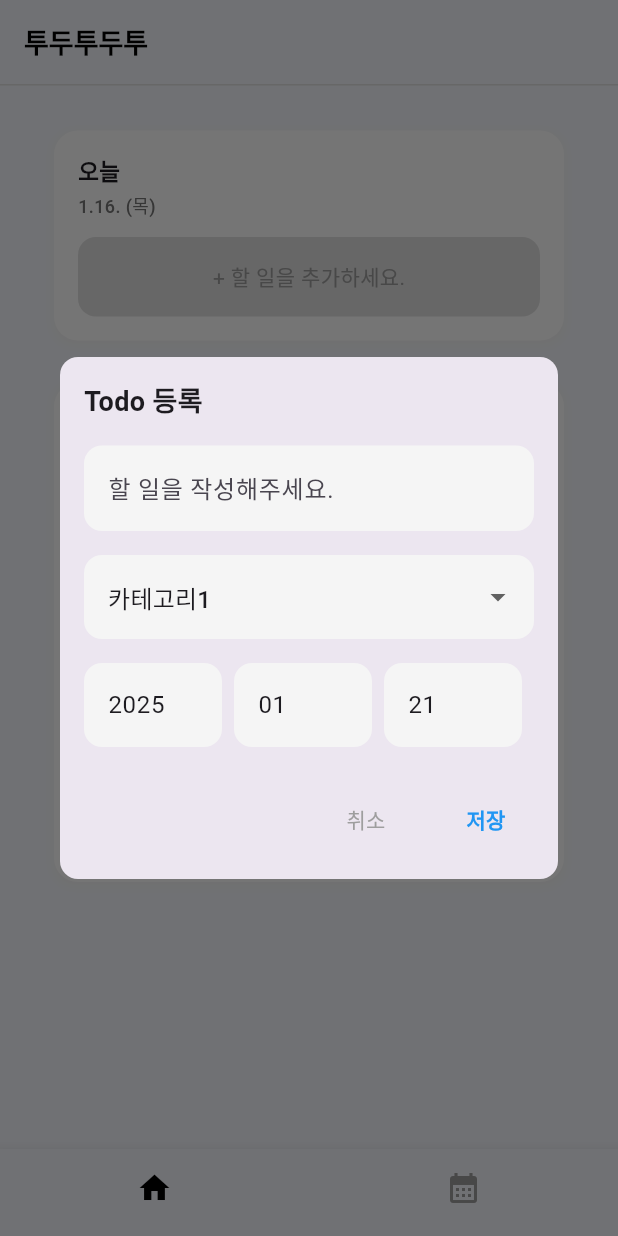
After one commit to Team-TodoTodoTo/frontend, a Flutter app: the screen it shows after launch, after a tap on "+ 할 일을 추가하세요.", on a phone screen of 412 x 824 dp. The commit adds this screen. Run offline on Flutter 3.47's test engine with Material 3 defaults, Android fonts, the phone set to English and light mode, and no system bars; our stand-ins replace get, table_calendar.

Commit message:
feat: todo 추가 모달 생성

```diff
--- a/lib/src/screens/todo/index.dart
+++ b/lib/src/screens/todo/index.dart
@@ -1,5 +1,6 @@
 import 'package:flutter/material.dart';
 import '../../widgets/section_container.dart';
+import '../../widgets/modal/add_todo.dart';
 
 class TodoIndex extends StatefulWidget {
   const TodoIndex({super.key});
@@ -18,6 +19,23 @@
     setState(() {
       tasks[index]['isChecked'] = !tasks[index]['isChecked'];
     });
+  }
+
+  void _showAddTaskModal() {
+    showDialog(
+      context: context,
+      builder: (context) => AddTodo(
+        onAdd: (title, category, date) {
+          setState(() {
+            tasks.add({
+              "title": title,
+              "subtitle": category,
+              "isChecked": false,
+            });
+          });
+        },
+      ),
+    );
   }
 
   @override
@@ -94,7 +112,14 @@
   }
 
   Widget _buildAddTaskButton() {
-    return Container(
+    return Material(
+      color: Colors.transparent, // 배경 투명 설정
+      child: InkWell(
+        onTap: _showAddTaskModal,
+        borderRadius: BorderRadius.circular(12), // 클릭 이펙트를 버튼 모양에 맞춤
+        splashColor: Colors.blue.shade200, // 클릭 시 물결 효과 색상
+        highlightColor: Colors.blue.shade50, // 클릭 시 강조 색상
+        child: Container(
           width: double.infinity,
           padding: const EdgeInsets.all(16),
           decoration: BoxDecoration(
@@ -104,6 +129,8 @@
           child: const Center(
             child: Text("+ 할 일을 추가하세요.", style: TextStyle(color: Colors.grey)),
           ),
+        ),
+      ),
     );
   }
 }
--- /dev/null
+++ b/lib/src/widgets/modal/add_todo.dart
@@ -0,0 +1,196 @@
+import 'package:flutter/material.dart';
+
+class AddTodo extends StatefulWidget {
+  final Function(String title, String category, String date) onAdd;
+
+  const AddTodo({
+    super.key,
+    required this.onAdd,
+  });
+
+  @override
+  State<AddTodo> createState() => _AddTodoState();
+}
+
+class _AddTodoState extends State<AddTodo> {
+  final TextEditingController _titleController = TextEditingController();
+  final TextEditingController _yearController =
+      TextEditingController(text: DateTime.now().year.toString());
+  final TextEditingController _monthController = TextEditingController(
+      text: DateTime.now().month.toString().padLeft(2, '0'));
+  final TextEditingController _dayController = TextEditingController(
+      text: DateTime.now().day.toString().padLeft(2, '0'));
+  String _selectedCategory = "카테고리1";
+
+  final List<String> _categories = ["카테고리1", "카테고리2", "카테고리3"];
+
+  void _incrementDate() {
+    int year = int.parse(_yearController.text);
+    int month = int.parse(_monthController.text);
+    int day = int.parse(_dayController.text);
+
+    final newDate = DateTime(year, month, day + 1);
+    _yearController.text = newDate.year.toString();
+    _monthController.text = newDate.month.toString().padLeft(2, '0');
+    _dayController.text = newDate.day.toString().padLeft(2, '0');
+  }
+
+  void _decrementDate() {
+    int year = int.parse(_yearController.text);
+    int month = int.parse(_monthController.text);
+    int day = int.parse(_dayController.text);
+
+    final newDate = DateTime(year, month, day - 1);
+    _yearController.text = newDate.year.toString();
+    _monthController.text = newDate.month.toString().padLeft(2, '0');
+    _dayController.text = newDate.day.toString().padLeft(2, '0');
+  }
+
+  void _submit() {
+    if (_titleController.text.isNotEmpty) {
+      final date =
+          "${_yearController.text} ${_monthController.text} ${_dayController.text}";
+      widget.onAdd(
+        _titleController.text,
+        _selectedCategory,
+        date,
+      );
+      Navigator.of(context).pop();
+    } else {
+      ScaffoldMessenger.of(context).showSnackBar(
+        const SnackBar(content: Text("할일 제목을 입력하세요!")),
+      );
+    }
+  }
+
+  @override
+  Widget build(BuildContext context) {
+    return Dialog(
+      shape: RoundedRectangleBorder(borderRadius: BorderRadius.circular(12)),
+      child: Padding(
+        padding: const EdgeInsets.all(16),
+        child: Column(
+          mainAxisSize: MainAxisSize.min,
+          crossAxisAlignment: CrossAxisAlignment.start,
+          children: [
+            const Text(
+              "Todo 등록",
+              style: TextStyle(fontSize: 18, fontWeight: FontWeight.bold),
+            ),
+            const SizedBox(height: 16),
+            TextField(
+              controller: _titleController,
+              decoration: InputDecoration(
+                hintText: "할 일을 작성해주세요.",
+                filled: true,
+                fillColor: Colors.grey.shade100,
+                border: OutlineInputBorder(
+                  borderRadius: BorderRadius.circular(12),
+                  borderSide: BorderSide.none,
+                ),
+              ),
+            ),
+            const SizedBox(height: 16),
+            DropdownButtonFormField<String>(
+              value: _selectedCategory,
+              items: _categories
+                  .map((category) => DropdownMenuItem(
+                        value: category,
+                        child: Text(category),
+                      ))
+                  .toList(),
+              onChanged: (value) {
+                setState(() {
+                  _selectedCategory = value!;
+                });
+              },
+              decoration: InputDecoration(
+                filled: true,
+                fillColor: Colors.grey.shade100,
+                border: OutlineInputBorder(
+                  borderRadius: BorderRadius.circular(12),
+                  borderSide: BorderSide.none,
+                ),
+              ),
+            ),
+            const SizedBox(height: 16),
+            Row(
+              children: [
+                Expanded(
+                  child: TextField(
+                    controller: _yearController,
+                    keyboardType: TextInputType.number,
+                    decoration: InputDecoration(
+                      hintText: "YYYY",
+                      filled: true,
+                      fillColor: Colors.grey.shade100,
+                      border: OutlineInputBorder(
+                        borderRadius: BorderRadius.circular(12),
+                        borderSide: BorderSide.none,
+                      ),
+                    ),
+                  ),
+                ),
+                const SizedBox(width: 8),
+                Expanded(
+                  child: TextField(
+                    controller: _monthController,
+                    keyboardType: TextInputType.number,
+                    decoration: InputDecoration(
+                      hintText: "MM",
+                      filled: true,
+                      fillColor: Colors.grey.shade100,
+                      border: OutlineInputBorder(
+                        borderRadius: BorderRadius.circular(12),
+                        borderSide: BorderSide.none,
+                      ),
+                    ),
+                  ),
+                ),
+                const SizedBox(width: 8),
+                Expanded(
+                  child: TextField(
+                    controller: _dayController,
+                    keyboardType: TextInputType.number,
+                    decoration: InputDecoration(
+                      hintText: "DD",
+                      filled: true,
+                      fillColor: Colors.grey.shade100,
+                      border: OutlineInputBorder(
+                        borderRadius: BorderRadius.circular(12),
+                        borderSide: BorderSide.none,
+                      ),
+                    ),
+                  ),
+                ),
+                const SizedBox(width: 8),
+              ],
+            ),
+            const SizedBox(height: 24),
+            Row(
+              mainAxisAlignment: MainAxisAlignment.end,
+              children: [
+                TextButton(
+                  onPressed: () => Navigator.of(context).pop(),
+                  child: const Text(
+                    "취소",
+                    style: TextStyle(color: Colors.grey),
+                  ),
+                ),
+                const SizedBox(width: 16),
+                TextButton(
+                  onPressed: _submit,
+                  child: const Text(
+                    "저장",
+                    style: TextStyle(
+                        color: Colors.blue, fontWeight: FontWeight.bold),
+                  ),
+                ),
+              ],
+            ),
+          ],
+        ),
+      ),
+    );
+  }
+}
```
Also changed, not shown: lib/src/shared/category_data.dart (+3 -21 lines). Lines whose indentation alone changed are shown as unchanged.
